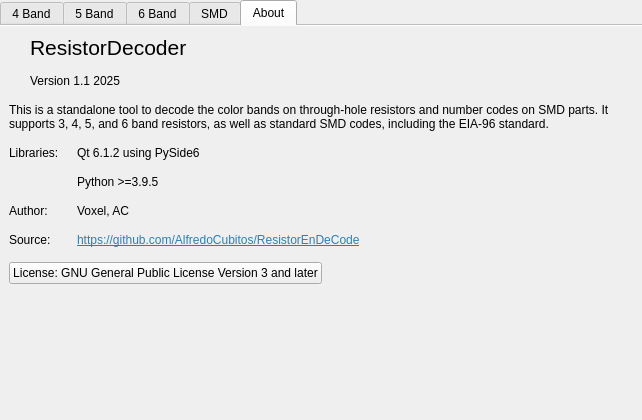
Before: the Qt Designer form ui/resistance_calc.ui in AlfredoCubitos/ResistorEnDeCode, drawn with Qt 5.
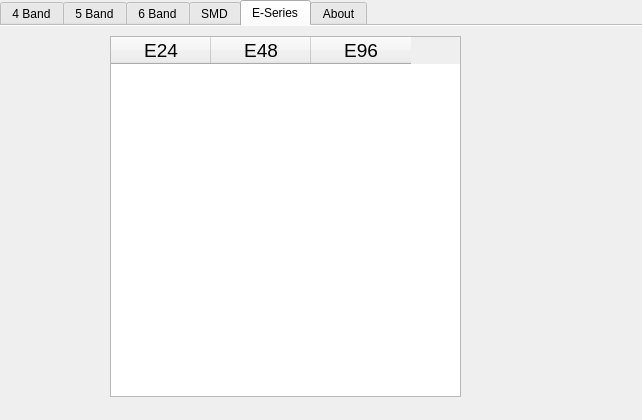
After: the same form once the commit is applied. Icons and pictures are not drawn.

Commit message: E-Series added

Patch:
```diff
--- a/ui/resistance_calc.ui
+++ b/ui/resistance_calc.ui
@@ -1137,6 +1137,51 @@
         </item>
        </layout>
       </widget>
+      <widget class="QWidget" name="tab">
+       <attribute name="title">
+        <string>E-Series</string>
+       </attribute>
+       <widget class="QTableWidget" name="tableWidget">
+        <property name="geometry">
+         <rect>
+          <x>110</x>
+          <y>10</y>
+          <width>351</width>
+          <height>361</height>
+         </rect>
+        </property>
+        <column>
+         <property name="text">
+          <string>E24</string>
+         </property>
+         <property name="font">
+          <font>
+           <pointsize>14</pointsize>
+          </font>
+         </property>
+        </column>
+        <column>
+         <property name="text">
+          <string>E48</string>
+         </property>
+         <property name="font">
+          <font>
+           <pointsize>14</pointsize>
+          </font>
+         </property>
+        </column>
+        <column>
+         <property name="text">
+          <string>E96</string>
+         </property>
+         <property name="font">
+          <font>
+           <pointsize>14</pointsize>
+          </font>
+         </property>
+        </column>
+       </widget>
+      </widget>
       <widget class="QWidget" name="about">
        <attribute name="title">
         <string>About</string>
@@ -1182,7 +1227,7 @@
                </font>
               </property>
               <property name="text">
-               <string>ResistorDecoder</string>
+               <string>ResistorEnDecode</string>
               </property>
              </widget>
             </item>
```
The commit also changes 4 other files.
